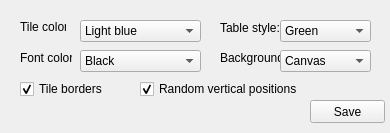
Before: the Qt Designer form trunk/client/src/tableCustomizationForm.ui in domino14/aerolithdesktop, drawn with Qt 5.
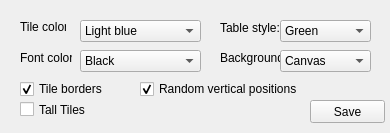
After: the same form once the commit is applied.

Commit message: added an option for taller tiles - will result in a bigger font overall.

What changed in the file:
```diff
--- a/trunk/client/src/tableCustomizationForm.ui
+++ b/trunk/client/src/tableCustomizationForm.ui
@@ -251,6 +251,19 @@
     <string>Background:</string>
    </property>
   </widget>
+  <widget class="QCheckBox" name="checkBoxTallTiles" >
+   <property name="geometry" >
+    <rect>
+     <x>20</x>
+     <y>100</y>
+     <width>70</width>
+     <height>19</height>
+    </rect>
+   </property>
+   <property name="text" >
+    <string>Tall Tiles</string>
+   </property>
+  </widget>
  </widget>
  <resources/>
  <connections/>
```
The commit also changes 7 other files.
